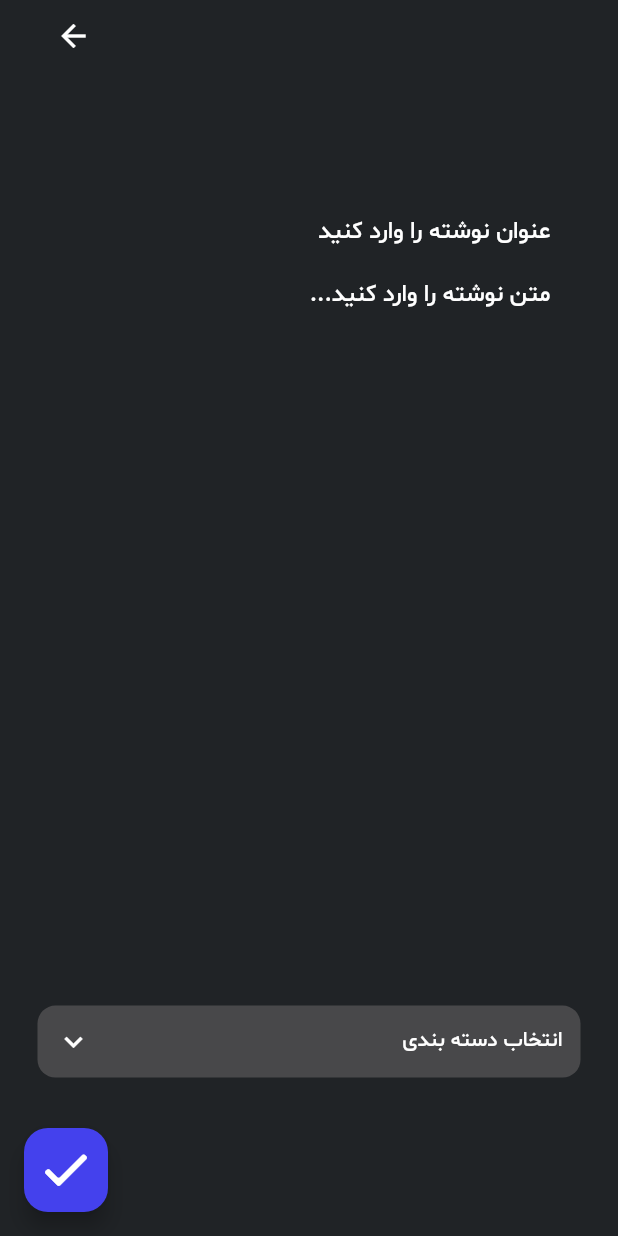
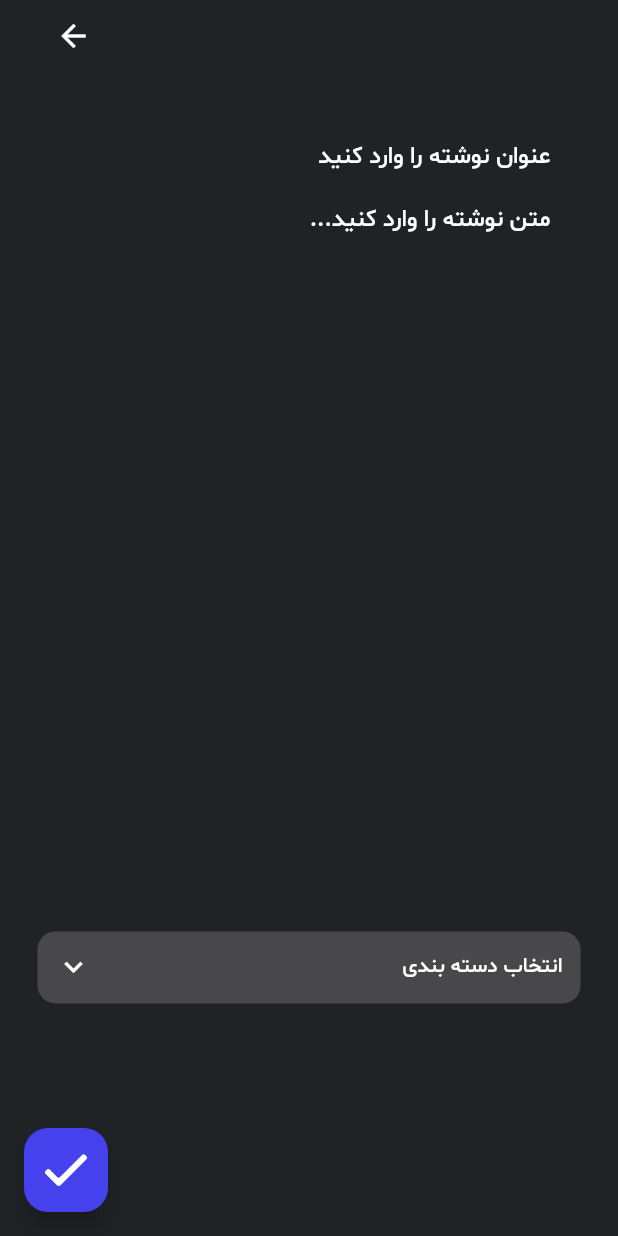
Before and after one commit to mohammad-dehghanifard/flutter_note_app, a Flutter app: the MainPage screen opened directly, item 3 of the bottom bar chosen, after a tap on "یادداشت", on a phone screen of 412 x 824 dp. Run offline on Flutter 3.47's test engine with Material 3 defaults, Android fonts, the phone set to English and light mode, and no system bars; our stand-ins replace flutter_spinkit, get, hive, hive_flutter; accounts and stored records are empty; generated files the repository leaves out were written again.

Commit message:
Complete implementation of adding and editing new note

```diff
--- a/lib/modules/home/controllers/home_controller.dart
+++ b/lib/modules/home/controllers/home_controller.dart
@@ -6,7 +6,7 @@ import 'package:hive/hive.dart';
 
 class HomeController extends GetxController {
 //============================ Variables =======================================
-  final categoryBox = Hive.box<Category>(StorageKeys.hiveCategoryKey);
+  final Box<Category> categoryBox = Hive.box<Category>(StorageKeys.hiveCategoryKey);
   final TextEditingController newCategoryTextController = TextEditingController();
   final List<Category> categoryList = [];
 
--- a/lib/modules/note/controllers/add_or_edit_note_controller.dart
+++ b/lib/modules/note/controllers/add_or_edit_note_controller.dart
@@ -2,6 +2,7 @@ import 'package:flutter/material.dart';
 import 'package:flutter_note_app/core/constants/storage_keys.dart';
 import 'package:flutter_note_app/core/database/models/category.dart';
 import 'package:flutter_note_app/core/database/models/note.dart';
+import 'package:flutter_note_app/modules/note/controllers/note_controller.dart';
 import 'package:get/get.dart';
 import 'package:hive_flutter/hive_flutter.dart';
 
@@ -32,6 +33,8 @@ class AddOrEditNoteController extends GetxController {
       } else {
         await noteBox.add(newNote);
       }
+      Get.find<NoteController>().noteList.clear();
+      Get.find<NoteController>().fetchNotes();
     }
   }
 
--- a/lib/modules/note/controllers/note_controller.dart
+++ b/lib/modules/note/controllers/note_controller.dart
@@ -1,3 +1,26 @@
+import 'package:flutter_note_app/core/constants/storage_keys.dart';
+import 'package:flutter_note_app/core/database/models/note.dart';
 import 'package:get/get.dart';
+import 'package:hive/hive.dart';
 
-class NoteController extends GetxController {}
+class NoteController extends GetxController {
+//=================================== variables ================================
+
+  final Box<Note> noteBox = Hive.box(StorageKeys.hiveNoteKey);
+  final List<Note> noteList = [];
+
+//=================================== Methods ==================================
+  void fetchNotes() {
+    final list = noteBox.values.toList();
+    noteList.addAll(list);
+    update();
+  }
+
+//=================================== life cycle ===============================
+
+@override
+  void onInit() {
+    fetchNotes();
+    super.onInit();
+  }
+}
--- a/lib/modules/note/pages/add_or_edit_note_page.dart
+++ b/lib/modules/note/pages/add_or_edit_note_page.dart
@@ -2,6 +2,7 @@ import 'package:flutter/cupertino.dart';
 import 'package:flutter/material.dart';
 import 'package:flutter_note_app/core/database/models/note.dart';
 import 'package:flutter_note_app/core/widgets/text_field_widget.dart';
+import 'package:flutter_note_app/modules/main/controllers/navigation_controller.dart';
 import 'package:flutter_note_app/modules/note/controllers/add_or_edit_note_controller.dart';
 import 'package:flutter_note_app/modules/note/widgets/selecte_category_bottom_sheet_widgte.dart';
 import 'package:get/get.dart';
@@ -12,9 +13,16 @@ class AddOrEditNotePage extends StatelessWidget {
 
   @override
   Widget build(BuildContext context) {
-    return  Scaffold(
+    return  GetBuilder<AddOrEditNoteController>(
+      init: AddOrEditNoteController(note: note),
+      builder: (controller) {
+        return Scaffold(
           floatingActionButton: FloatingActionButton(
-        onPressed: () {},
+            onPressed: () {
+              Get.back();
+              Get.find<NavigationController>().changePage(1);
+              controller.addOrEditNote();
+            },
             backgroundColor: context.theme.colorScheme.secondary,
             child: const Icon(CupertinoIcons.checkmark_alt,color: Colors.white,size: 42),
           ),
@@ -22,17 +30,14 @@ class AddOrEditNotePage extends StatelessWidget {
             child: Padding(
               padding: const EdgeInsets.symmetric(horizontal: 25,vertical: 0),
               child: SingleChildScrollView(
-            child: GetBuilder<AddOrEditNoteController>(
-              init: AddOrEditNoteController(note: note),
-              builder: (controller) {
-                return Column(
+                child: Column(
                   children: [
                     const Align(
                         alignment: Alignment.topLeft,
                         child: Directionality(
                             textDirection: TextDirection.ltr,
                             child: BackButton())),
-                    SizedBox(height: MediaQuery.sizeOf(context).height * 0.1),
+                    SizedBox(height: MediaQuery.sizeOf(context).height * 0.04),
                     // title
                     TextFieldWidget(
                         controller: controller.noteTitle,
@@ -74,12 +79,12 @@ class AddOrEditNotePage extends StatelessWidget {
                       ),
                     )
                   ],
-                );
-              }
-            ),
+                )
               ),
             ),
           ),
         );
       }
+    );
   }
+}
--- a/lib/modules/note/pages/all_note_page.dart
+++ b/lib/modules/note/pages/all_note_page.dart
@@ -1,4 +1,5 @@
 import 'package:flutter/material.dart';
+import 'package:flutter_note_app/core/database/models/note.dart';
 import 'package:flutter_note_app/modules/note/controllers/note_controller.dart';
 import 'package:flutter_note_app/modules/note/widgets/note_widget.dart';
 import 'package:get/get.dart';
@@ -12,12 +13,10 @@ class AllNotePage extends StatelessWidget {
       init: NoteController(),
       builder: (controller) {
         return ListView.builder(
-          itemCount: 20,
+          itemCount: controller.noteList.length,
           itemBuilder: (context, index) {
-          return const NoteWidget(
-            title: "عنوان نوشته",
-            content: "لورم ایپسوم متن ساختگی با تولید سادگی نامفهوم از صنعت چاپ و با استفاده از طراحان گرافیک است چاپگرها و متون بلکه روزنامه و مجله در ستون و سطرآنچنان که لازم است و برای شرایط فعلی تکنولوژی مورد نیاز و کاربردهای متنوع با هدف بهبود ابزارهای کاربردی می باشد کتابهای زیادی در شصت و سه درصد گذشته حال و آینده شناخت فراوان جامعه و متخصصان را می طلبد تا با نرم افزارها شناخت بیشتری را برای طراحان رایانه ای علی الخصوص طراحان خلاقی و فرهنگ پیشرو در زبان فارسی ایجاد کرد در این صورت می توان امید داشت که تمام و دشواری موجود در ارائه راهکارها و شرایط سخت تایپ به پایان رسد و زمان مورد نیاز شامل حروفچینی دستاوردهای اصلی و جوابگوی سوالات پیوسته اهل دنیای موجود طراحی اساسا مورد استفاده قرار گیرد.",
-          );
+            final Note note = controller.noteList[index];
+          return  NoteWidget(note: note);
         },);
       }
     );
```
Also changed, not shown: lib/modules/note/widgets/note_action_bottom_sheet.dart (+4 -4 lines), lib/modules/note/widgets/note_widget.dart (+6 -6 lines). Lines whose indentation alone changed are shown as unchanged.
